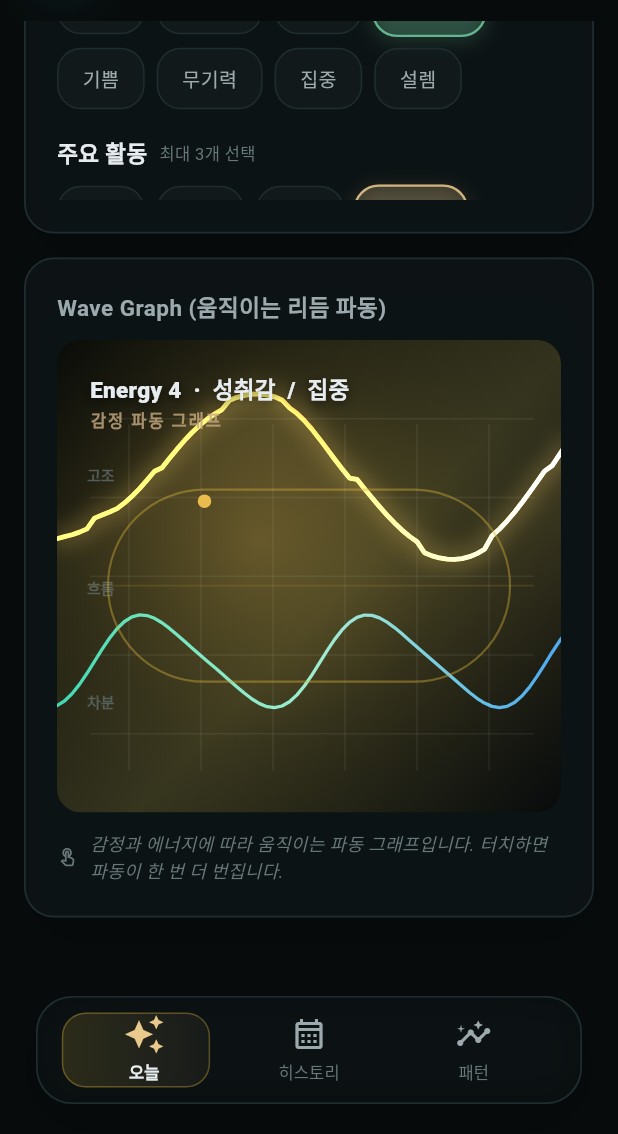
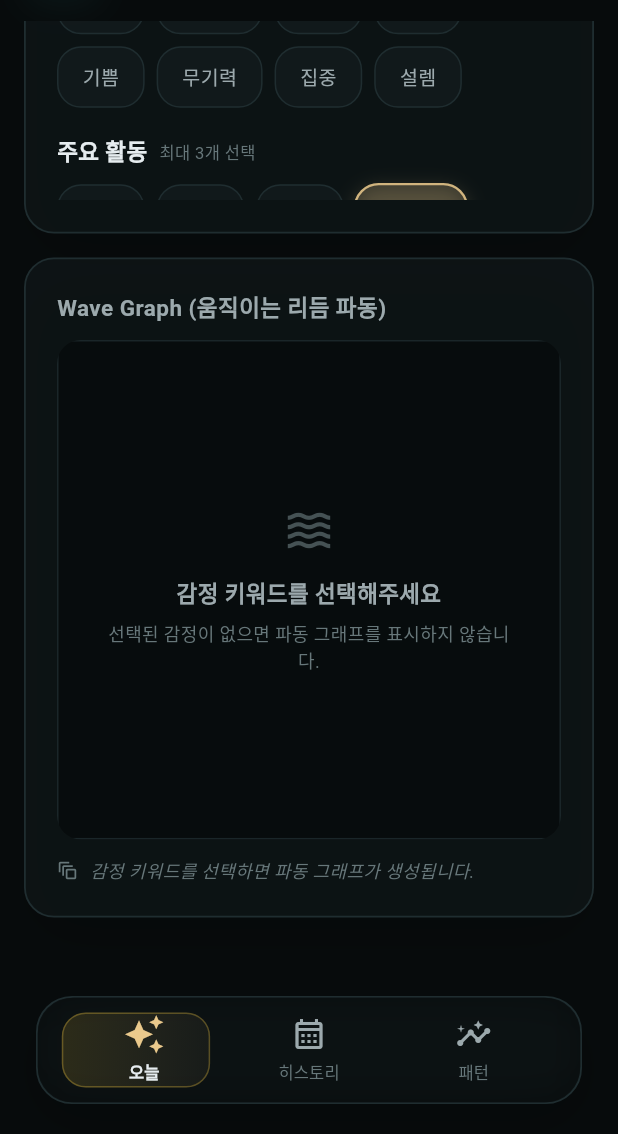
Before and after one commit to yseho031018/rhythm-archive, a Flutter app: the screen it shows after launch, scrolled down 576 dp, on a phone screen of 412 x 824 dp, the part 102-1236 px from its top. Run offline on Flutter 3.47's test engine with Material 3 defaults, Android fonts, the phone set to English and light mode, and no system bars; our stand-ins replace shared_preferences; Roboto replaces fonts that are missing (Segoe UI).

Commit message:
fix: hide wave graph until emotion selected

```diff
--- a/lib/main.dart
+++ b/lib/main.dart
@@ -380,7 +380,7 @@ class _RhythmHomePageState extends State<RhythmHomePage>
 
   int _tabIndex = 0;
   int _energy = 3;
-  final Set<String> _selectedEmotions = {'평온'};
+  final Set<String> _selectedEmotions = {};
   final Set<String> _selectedActivities = {'공부'};
   List<RhythmEntry> _entries = [];
   bool _loaded = false;
@@ -425,6 +425,16 @@ class _RhythmHomePageState extends State<RhythmHomePage>
   }
 
   Future<void> _addTodayEntry() async {
+    if (_selectedEmotions.isEmpty) {
+      ScaffoldMessenger.of(context).showSnackBar(
+        const SnackBar(
+          content: Text('감정 키워드를 하나 이상 선택해주세요.'),
+          backgroundColor: AppColors.primaryLight,
+        ),
+      );
+      return;
+    }
+
     final entry = RhythmEntry(
       id: DateTime.now().microsecondsSinceEpoch.toString(),
       createdAt: DateTime.now(),
@@ -451,9 +461,7 @@ class _RhythmHomePageState extends State<RhythmHomePage>
     setState(() {
       _entries = _sampleEntries();
       _energy = 3;
-      _selectedEmotions
-        ..clear()
-        ..add('평온');
+      _selectedEmotions.clear();
       _selectedActivities
         ..clear()
         ..add('공부');
@@ -501,7 +509,7 @@ class _RhythmHomePageState extends State<RhythmHomePage>
   }
 
   RhythmEntry? get _previewEntry {
-    if (_entries.isNotEmpty) return _entries.first;
+    if (_selectedEmotions.isEmpty) return null;
     return RhythmEntry(
       id: 'preview',
       createdAt: DateTime.now(),
@@ -563,7 +571,7 @@ class _RhythmHomePageState extends State<RhythmHomePage>
   void _toggleEmotion(String emotion) {
     setState(() {
       if (_selectedEmotions.contains(emotion)) {
-        if (_selectedEmotions.length > 1) _selectedEmotions.remove(emotion);
+        _selectedEmotions.remove(emotion);
       } else if (_selectedEmotions.length < 3) {
         _selectedEmotions.add(emotion);
       }
@@ -1309,6 +1317,7 @@ class _HomeTab extends StatelessWidget {
           ),
         );
 
+        final hasWavePreview = selectedEmotions.isNotEmpty;
         final canvas = _Panel(
           child: Column(
             crossAxisAlignment: CrossAxisAlignment.start,
@@ -1326,27 +1335,31 @@ class _HomeTab extends StatelessWidget {
               Expanded(
                 child: ClipRRect(
                   borderRadius: BorderRadius.circular(16),
-                  child: _WaveCanvas(
-                    energy: energy,
-                    emotions: selectedEmotions,
-                    entry: previewEntry,
-                    animation: animation,
-                  ),
+                  child: hasWavePreview
+                      ? _WaveCanvas(
+                          energy: energy,
+                          emotions: selectedEmotions,
+                          entry: previewEntry,
+                          animation: animation,
+                        )
+                      : const _EmptyWavePlaceholder(),
                 ),
               ),
               const SizedBox(height: 12),
-              const Row(
+              Row(
                 children: [
-                  Icon(
-                    Icons.touch_app_outlined,
+                  const Icon(
+                    Icons.auto_awesome_motion_outlined,
                     size: 14,
                     color: AppColors.textMuted,
                   ),
-                  SizedBox(width: 8),
+                  const SizedBox(width: 8),
                   Expanded(
                     child: Text(
-                      '감정과 에너지에 따라 움직이는 파동 그래프입니다. 터치하면 파동이 한 번 더 번집니다.',
-                      style: TextStyle(
+                      hasWavePreview
+                          ? '감정과 에너지에 따라 움직이는 파동 그래프입니다. 터치하면 파동이 한 번 더 번집니다.'
+                          : '감정 키워드를 선택하면 파동 그래프가 생성됩니다.',
+                      style: const TextStyle(
                         fontSize: 12,
                         color: AppColors.textMuted,
                         fontStyle: FontStyle.italic,
@@ -1378,6 +1391,55 @@ class _HomeTab extends StatelessWidget {
           ],
         );
       },
+    );
+  }
+}
+
+class _EmptyWavePlaceholder extends StatelessWidget {
+  const _EmptyWavePlaceholder();
+
+  @override
+  Widget build(BuildContext context) {
+    return DecoratedBox(
+      decoration: BoxDecoration(
+        color: AppColors.background.withValues(alpha: 0.92),
+        border: Border.all(color: AppColors.border.withValues(alpha: 0.8)),
+      ),
+      child: Center(
+        child: Padding(
+          padding: const EdgeInsets.all(28),
+          child: Column(
+            mainAxisSize: MainAxisSize.min,
+            children: [
+              Icon(
+                Icons.waves_outlined,
+                size: 34,
+                color: AppColors.textMuted.withValues(alpha: 0.65),
+              ),
+              const SizedBox(height: 14),
+              const Text(
+                '감정 키워드를 선택해주세요',
+                textAlign: TextAlign.center,
+                style: TextStyle(
+                  color: AppColors.textSecondary,
+                  fontSize: 15,
+                  fontWeight: FontWeight.w800,
+                ),
+              ),
+              const SizedBox(height: 6),
+              const Text(
+                '선택된 감정이 없으면 파동 그래프를 표시하지 않습니다.',
+                textAlign: TextAlign.center,
+                style: TextStyle(
+                  color: AppColors.textMuted,
+                  fontSize: 12,
+                  height: 1.45,
+                ),
+              ),
+            ],
+          ),
+        ),
+      ),
     );
   }
 }
```
Also changed, not shown: assets/fonts/MaterialIcons-Regular.otf, 3 other files.
